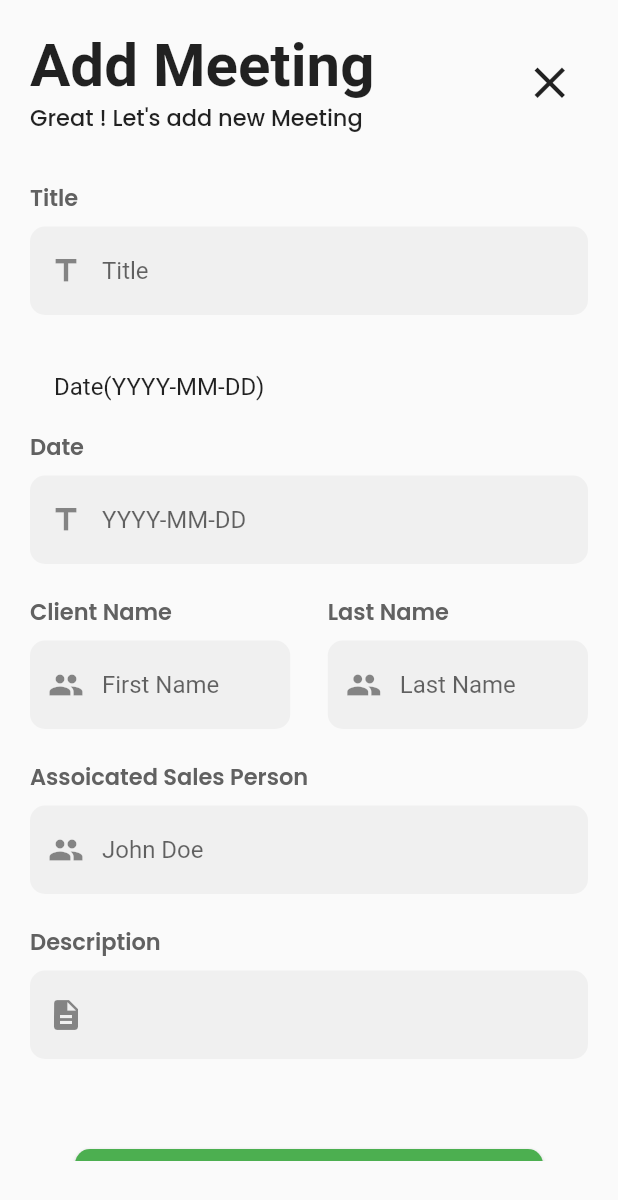
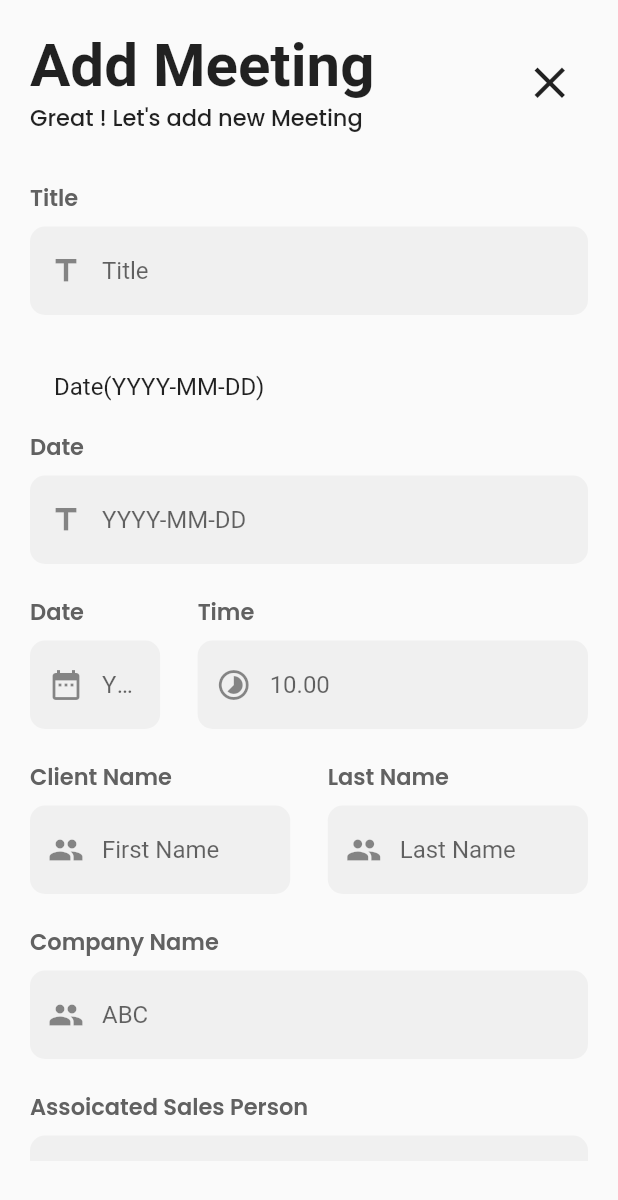
Before and after one commit to VatsalKotha/CRM, a Flutter app: the screen it shows once a user with an empty profile is signed in, tab 2 chosen, after a tap on the "add" icon, on a phone screen of 412 x 824 dp. Shown: the top 1200 px of the screen. Run offline on Flutter 3.47's test engine with Material 2 defaults, Android fonts, the phone set to English and light mode, and no system bars; our stand-ins replace awesome_snackbar_content, cloud_firestore, firebase_auth, firebase_core, firebase_storage, flutter_otp_text_field and 4 more; missing offline and left inert: email_otp; accounts and stored records are empty.

Commit message:
added meetings mapping

```diff
--- a/lib/screens/admin/contacts/contact_page.dart
+++ b/lib/screens/admin/contacts/contact_page.dart
@@ -1,8 +1,7 @@
-
 import 'package:crm/constants/text_string.dart';
+import 'package:crm/controllers/on_press_action.dart';
 import 'package:crm/utility/widget/contact_list_tile_widget.dart';
 import 'package:flutter/material.dart';
-
 import '../../../utility/widget/appbar.dart';
 
 class ContactPage extends StatelessWidget {
@@ -35,7 +34,7 @@ class ContactPage extends StatelessWidget {
           borderRadius: BorderRadius.circular(12.0),
         ),
         child: const Icon(Icons.add),
-        onPressed: () {},
+        onPressed: () => OnPressAction.goToContactForm(),
       ),
     );
   }
--- a/lib/screens/auth/database/AddFeedback.dart
+++ b/lib/screens/auth/database/AddFeedback.dart
@@ -1,3 +1,4 @@
+// ignore: file_names
 import 'package:cloud_firestore/cloud_firestore.dart';
 import 'package:flutter/cupertino.dart';
 import 'package:flutter/material.dart';
--- a/lib/screens/auth/database/AddMeetings.dart
+++ b/lib/screens/auth/database/AddMeetings.dart
@@ -11,6 +11,7 @@ final TextEditingController label = TextEditingController();
 final TextEditingController name = TextEditingController();
 final TextEditingController date = TextEditingController();
 final TextEditingController desc = TextEditingController();
+final TextEditingController cname = TextEditingController();
 final TextEditingController salesPerson = TextEditingController();
 
 class AddMeetings {
@@ -22,6 +23,7 @@ class AddMeetings {
       "Date": date.text,
       "Time": time.text,
       "Sales Person": salesPerson.text,
+      "Company Name": cname.text,
       "Description": desc.text,
     };
     FirebaseFirestore.instance.collection("Meetings").add(dataToSave);
--- /dev/null
+++ b/lib/screens/auth/database/fetch_meetings.dart
@@ -0,0 +1,22 @@
+import 'package:cloud_firestore/cloud_firestore.dart';
+
+class FetchMeeting {
+  final CollectionReference lead =
+      FirebaseFirestore.instance.collection("Meetings");
+
+  Future getLeadList() async {
+    List itemsList = [];
+
+    try {
+      await lead.get().then((querySnapshot) {
+        querySnapshot.docs.forEach((element) {
+          itemsList.add(element.data());
+        });
+      });
+      return itemsList;
+    } catch (e) {
+      print(e.toString());
+      return null;
+    }
+  }
+}
--- a/lib/screens/home/report/meeting_form.dart
+++ b/lib/screens/home/report/meeting_form.dart
@@ -9,13 +9,6 @@ import 'package:crm/screens/auth/database/AddMeetings.dart';
 import 'package:crm/screens/home/report/meeting_page.dart';
 import 'package:intl/intl.dart';
 
-enum LeadPriority {
-  high,
-  medium,
-  low,
-  normal,
-}
-
 class MeetingForm extends StatefulWidget {
   const MeetingForm({Key? key}) : super(key: key);
 
@@ -24,6 +17,7 @@ class MeetingForm extends StatefulWidget {
 }
 
 class _MeetingFormState extends State<MeetingForm> {
+  final formkey = GlobalKey<FormFieldState>();
   // final DateTime selectedDay;
   Map<String, List> selectedEvents = {};
 
@@ -39,6 +33,7 @@ class _MeetingFormState extends State<MeetingForm> {
           formTitle: vMeetingFormTitle,
           formSubtitle: vMeetingFormSubtitle,
           myFormWidget: Form(
+            key: formkey,
             child: Column(
               children: [
                 FormTextBox(
@@ -47,27 +42,6 @@ class _MeetingFormState extends State<MeetingForm> {
                   title: "Title",
                   controller: title,
                 ),
-                // Row(
-                //   children: [
-                //     Expanded(
-                //       child: FormTextBox(
-                //         hintText: "12 April 2023",
-                //         prefixIcon: const Icon(Icons.date_range),
-                //         title: "Date",
-                //         controller: date,
-                //       ),
-                //     ),
-                const SizedBox(width: 25),
-                //     Expanded(
-                //       child: FormTextBox(
-                //         hintText: "10.00",
-                //         prefixIcon: const Icon(Icons.timelapse_rounded),
-                //         title: "Time",
-                //         controller: time,
-                //       ),
-                //     ),
-                //   ],
-                // ),
                 const ListTile(
                   title: Text("Date(YYYY-MM-DD)"),
                   // subtitle: Text("$[""]"),
@@ -77,6 +51,29 @@ class _MeetingFormState extends State<MeetingForm> {
                   prefixIcon: const Icon(Icons.title),
                   title: "Date",
                   controller: date,
+                ),
+                Row(
+                  children: [
+                    Expanded(
+                      flex: 1,
+                      child: FormTextBox(
+                        hintText: "YYYY-MM-DD",
+                        prefixIcon: const Icon(Icons.date_range),
+                        title: "Date",
+                        controller: date,
+                      ),
+                    ),
+                    const SizedBox(width: 25),
+                    Expanded(
+                      flex: 3,
+                      child: FormTextBox(
+                        hintText: "10.00",
+                        prefixIcon: const Icon(Icons.timelapse_rounded),
+                        title: "Time",
+                        controller: time,
+                      ),
+                    ),
+                  ],
                 ),
                 Row(
                   children: [
@@ -100,6 +97,12 @@ class _MeetingFormState extends State<MeetingForm> {
                   ],
                 ),
                 FormTextBox(
+                  hintText: "ABC",
+                  prefixIcon: const Icon(Icons.people),
+                  title: "Company Name",
+                  controller: cname,
+                ),
+                FormTextBox(
                   hintText: "John Doe",
                   prefixIcon: const Icon(Icons.people),
                   title: "Assoicated Sales Person",
@@ -111,7 +114,6 @@ class _MeetingFormState extends State<MeetingForm> {
                   title: "Description",
                   controller: desc,
                 ),
-
                 const SizedBox(height: 40),
                 Button(
                   marginHorizontal: 30,
@@ -121,7 +123,6 @@ class _MeetingFormState extends State<MeetingForm> {
                   buttonHeight: 50,
                   onPressed: () async {
                     AddMeetings().dataToSave();
-                    clearController();
                     Get.to(() => const HomePage());
                   },
                   buttonTextSize: 20,
@@ -143,15 +144,4 @@ class _MeetingFormState extends State<MeetingForm> {
       ),
     );
   }
-
-  void clearController() {
-    cfname.dispose();
-    claname.dispose();
-    name.dispose();
-    time.dispose();
-    date.dispose();
-    title.dispose();
-    salesPerson.dispose();
-    desc.dispose();
-  }
 }
--- a/lib/screens/home/report/meeting_page.dart
+++ b/lib/screens/home/report/meeting_page.dart
@@ -1,9 +1,9 @@
 import 'package:crm/controllers/on_press_action.dart';
-import 'package:cloud_firestore/cloud_firestore.dart';
 import 'package:flutter/material.dart';
 import 'package:table_calendar/table_calendar.dart';
 
 import '../../../utility/widget/meeting_card_widget.dart';
+import '../../auth/database/fetch_meetings.dart';
 
 class MeetingPage extends StatefulWidget {
   const MeetingPage({Key? key}) : super(key: key);
@@ -13,17 +13,42 @@ class MeetingPage extends StatefulWidget {
 }
 
 class _MeetingPageState extends State<MeetingPage> {
+  List<Map<String, dynamic>> meeting = [];
+  List<Map<String, dynamic>> filteredMeetingList = [];
   CalendarFormat calendarFormat = CalendarFormat.month;
   DateTime selectedDay = DateTime.now();
   DateTime focusedDay = DateTime.now();
-  List<Map<String, dynamic>> events = [];
+
+  @override
+  void initState() {
+    super.initState();
+    fetchDatabaseList();
+  }
+
+  fetchDatabaseList() async {
+    dynamic result = await FetchMeeting().getLeadList();
+    if (result == null) {
+      print("Unable to retrieve");
+    } else {
+      setState(() {
+        meeting = (result as List<dynamic>).cast<Map<String, dynamic>>();
+        sortMeetings(selectedDay);
+      });
+    }
+  }
+
+  void sortMeetings(DateTime selectedDate) {
+    filteredMeetingList = meeting
+        .where((meeting) =>
+            isSameDay(DateTime.parse(meeting['Date']), selectedDate))
+        .toList();
+    filteredMeetingList.sort((a, b) => a['Date'].compareTo(b['Date']));
+  }
 
   @override
   Widget build(BuildContext context) {
     return Scaffold(
-      body: Stack(
-        children: [
-          Column(
+      body: Column(
         children: [
           // meeting calendar
           TableCalendar(
@@ -40,8 +65,11 @@ class _MeetingPageState extends State<MeetingPage> {
                 borderRadius: BorderRadius.circular(8.0),
               ),
             ),
+
+            // to style the calendar
             calendarStyle: const CalendarStyle(
               isTodayHighlighted: true,
+              // decoration for the current date
               todayDecoration: BoxDecoration(
                 color: Color(0xFFFFB466),
                 shape: BoxShape.circle,
@@ -50,6 +78,8 @@ class _MeetingPageState extends State<MeetingPage> {
                 fontWeight: FontWeight.bold,
                 color: Colors.white,
               ),
+
+              // decoration for the selected date
               selectedDecoration: BoxDecoration(
                 color: Color(0xFFE4EFFA),
                 shape: BoxShape.circle,
@@ -58,6 +88,7 @@ class _MeetingPageState extends State<MeetingPage> {
                 color: Colors.black,
               ),
             ),
+
             selectedDayPredicate: (DateTime inputDate) {
               return isSameDay(selectedDay, inputDate);
             },
@@ -71,36 +102,26 @@ class _MeetingPageState extends State<MeetingPage> {
               setState(() {
                 selectedDay = inputSelectedDay;
                 focusedDay = inputFocusedDay;
+                sortMeetings(selectedDay);
               });
-
-                  // Fetch events for the selected day from Firebase Firestore
-                  _fetchEventsFromFirestore(inputSelectedDay);
             },
           ),
           const Divider(thickness: 3.0),
 
           // meeting cards
           Expanded(
-                child: SingleChildScrollView(
-                  child: Container(
-                    margin: const EdgeInsets.only(
-                        left: 8.0, right: 8.0, top: 0.0, bottom: 20.0),
-                    child: Column(
-                      children: [
-                        for (final event in events)
-                          MeetingCardWidget(
-                            meetingType: event['Client First Name'],
-                            meetingTitle: event['Title'],
-                            companyName: event['Company Name'],
-                            timeRange: event['Client Last Name'],
-                            description: event['Description'],
+            child: ListView.builder(
+              itemCount: filteredMeetingList.length,
+              itemBuilder: (context, index) {
+                return MeetingCardWidget(
+                  meetingTitle: filteredMeetingList[index]["Title"],
+                  companyName: filteredMeetingList[index]["Company Name"],
+                  timeRange: filteredMeetingList[index]["Time"],
+                  description: filteredMeetingList[index]["Description"],
+                  salesPerson: filteredMeetingList[index]["Sales Person"],
+                );
+              },
             ),
-                      ],
-                    ),
-                  ),
-                ),
-              ),
-            ],
           ),
         ],
       ),
@@ -113,20 +134,4 @@ class _MeetingPageState extends State<MeetingPage> {
       ),
     );
   }
-
-  void _fetchEventsFromFirestore(DateTime selectedDate) {
-    // Fetch events from Firebase Firestore for the selected date
-    // Replace this with your own logic to fetch events from Firestore
-    FirebaseFirestore.instance
-        .collection('Meetings')
-        .where('Date', isEqualTo: selectedDate)
-        .get()
-        .then((QuerySnapshot querySnapshot) {
-      setState(() {
-        events = querySnapshot.docs
-            .map((DocumentSnapshot doc) => doc.data() as Map<String, dynamic>)
-            .toList();
-      });
-    });
 }
-}
--- a/pubspec.yaml
+++ b/pubspec.yaml
@@ -48,6 +48,7 @@ dependencies:
   charts_flutter: ^0.12.0
   fl_chart: ^0.41.0
   syncfusion_flutter_charts: ^21.2.4
+  email_otp: ^2.0.1
 
 dev_dependencies:
   flutter_test:
```
Also changed, not shown: lib/screens/admin/deals/deal_page.dart (+3 -4 lines), lib/screens/admin/employee/employee_page.dart (+3 -6 lines), lib/screens/auth/forgot_password/forgot_password_mail_screen.dart (+34 -18 lines), lib/utility/widget/meeting_card_widget.dart (+17 -17 lines), pubspec.lock. Lines whose indentation alone changed are shown as unchanged.
